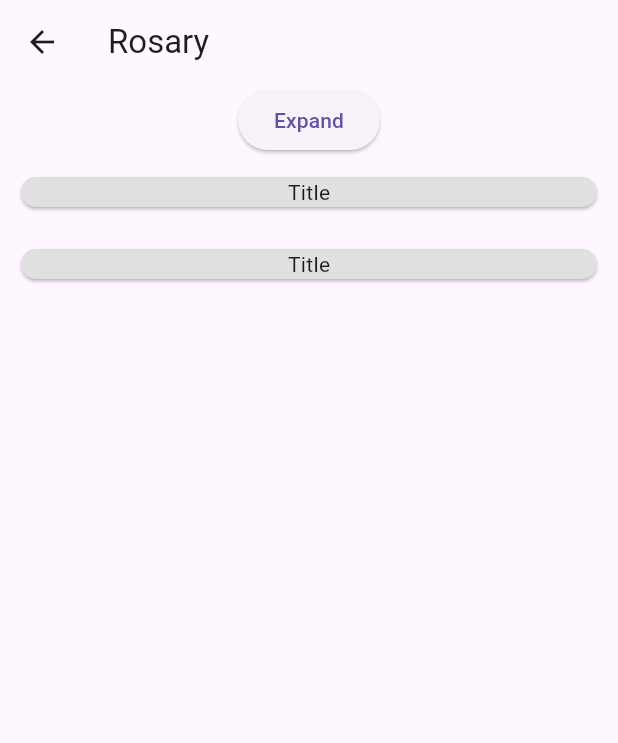
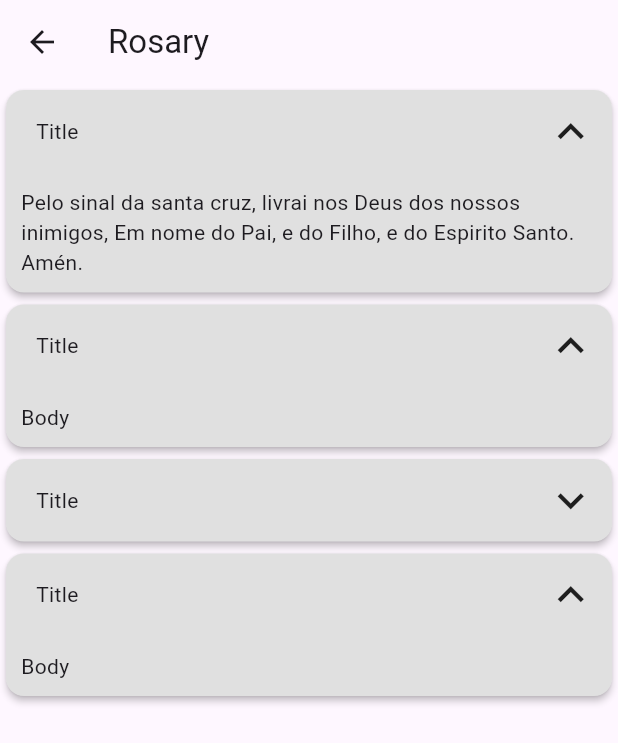
Before and after one commit to AlexandreFel1pe/catholic_app, a Flutter app: the screen it shows after launch, after a tap on "Terço", on a phone screen of 412 x 824 dp. Shown: the top 743 px of the screen. Run offline on Flutter 3.47's test engine with Material 3 defaults, Android fonts, the phone set to English and light mode, and no system bars; our stand-ins replace scrollable_positioned_list.

Commit message:
expansive card widget complete

```diff
--- a/lib/views/rosary/rosary_screen.dart
+++ b/lib/views/rosary/rosary_screen.dart
@@ -3,7 +3,7 @@ import 'package:catholic_app/views/widgets/expansion_card.dart';
 import 'package:flutter/material.dart';
 
 class RosaryScreen extends StatefulWidget {
-  RosaryScreen({super.key});
+  const RosaryScreen({super.key});
 
   @override
   State<RosaryScreen> createState() => _RosaryScreenState();
@@ -11,8 +11,6 @@ class RosaryScreen extends StatefulWidget {
 
 class _RosaryScreenState extends State<RosaryScreen> {
   final dadosOracoes = DADOS_ORACOES;
-
-  bool myIsExpanded = false;
 
   @override
   Widget build(BuildContext context) {
@@ -23,24 +21,46 @@ class _RosaryScreenState extends State<RosaryScreen> {
       body: Center(
         child: Column(
           children: [
-            ElevatedButton(
-              onPressed: () {
-                setState(() {
-                  myIsExpanded = !myIsExpanded;
-                });
-              },
-              child: Text('Expand')),
             ExpansionCardList(
               children: [
                 ExpansionCard(
-                  header: Text('Title'),
-                  body: Text('Body'),
-                  isExpanded: myIsExpanded,
+                  header: Container(
+                    margin: EdgeInsets.only(left: 10),
+                    child: Text('Title'),
+                  ),
+                  body: Container(
+                    padding: EdgeInsets.all(10),
+                    child: Text('Pelo sinal da santa cruz, livrai nos Deus dos nossos inimigos, Em nome do Pai, e do Filho, e do Espirito Santo. Amén.'),
+                  ),
                 ),
                 ExpansionCard(
-                  header: Text('Title'),
-                  body: Text('Body'),
-                  isExpanded: myIsExpanded,
+                  header: Container(
+                    margin: EdgeInsets.only(left: 10),
+                    child: Text('Title'),
+                  ),
+                  body: Container(
+                    padding: EdgeInsets.all(10),
+                    child: Text('Body'),
+                  ),
+                ),ExpansionCard(
+                  header: Container(
+                    margin: EdgeInsets.only(left: 10),
+                    child: Text('Title'),
+                  ),
+                  body: Container(
+                    padding: EdgeInsets.all(10),
+                    child: Text('Body'),
+                  ),
+                  isExpanded: false,
+                ),ExpansionCard(
+                  header: Container(
+                    margin: EdgeInsets.only(left: 10),
+                    child: Text('Title'),
+                  ),
+                  body: Container(
+                    padding: EdgeInsets.all(10),
+                    child: Text('Body'),
+                  ),
                 ),
               ],
             ),
--- a/lib/views/widgets/expansion_card.dart
+++ b/lib/views/widgets/expansion_card.dart
@@ -1,55 +1,76 @@
 import 'package:flutter/material.dart';
 
 class ExpansionCard {
-  ExpansionCard({required this.header, required this.body, this.isExpanded = false});
+  ExpansionCard({required this.header, required this.body, this.isExpanded = true});
 
   final Widget header;
   final Widget body;
-  final bool isExpanded;
+  bool isExpanded;
 }
 
 class ExpansionCardList extends StatefulWidget {
   const ExpansionCardList({
+    this.callbackFunction,
     this.children = const <ExpansionCard>[],
     super.key
   });
 
   final List<ExpansionCard> children;
-  Function(int index);
-  void Function(int panelIndex, bool isExpanded);
+  final void Function(int index, bool isExpanded)? callbackFunction;
 
   @override
   State<ExpansionCardList> createState() => _ExpansionCardListState();
 }
 
 class _ExpansionCardListState extends State<ExpansionCardList> {
+  void collapseAll(int index) {
+    for (int i = 0; i < widget.children.length; i++) {
+        if (i != index) {
+          setState(() {
+          widget.children[i].isExpanded = false;
+        });
+      }
+    }
+  }
+
   @override
   Widget build(BuildContext context) {
     return Column(
       children: [
         for (int i = 0; i < widget.children.length; i++)
-          Container(
-            padding: EdgeInsets.all(10),
-            width: double.infinity,
-            child: Card(
+          Card(
+            elevation: 2,
             color: Colors.grey[300],
             child: Column(
               children: [
                 GestureDetector(
                   onTap: () => {
-                      print('Tap'),
+                    widget.children[i].isExpanded = !widget.children[i].isExpanded,
+                    collapseAll(i),
+
+                    if (widget.callbackFunction != null) {
+                      widget.callbackFunction
+                    }
                   },
                   behavior: HitTestBehavior.opaque,
                   child: Container(
                     width: double.infinity,
-                      alignment: Alignment.center,
-                      child: widget.children[i].header,
+                    padding: EdgeInsets.all(10),
+                    child: Row(
+                      mainAxisAlignment: MainAxisAlignment.spaceBetween,
+                      children: [
+                        widget.children[i].header,
+                        Icon(widget.children[i].isExpanded ? Icons.keyboard_arrow_up : Icons.keyboard_arrow_down, size: 35),
+                      ],
+                    ),
                   )
                 ),
                 if (widget.children[i].isExpanded)
-                  widget.children[i].body,
+                Container(
+                  alignment: Alignment.centerLeft,
+                  child: widget.children[i].body
+                ),
               ],
-              ),
             ),
           ),
       ],
```
Lines whose indentation alone changed are shown as unchanged.
